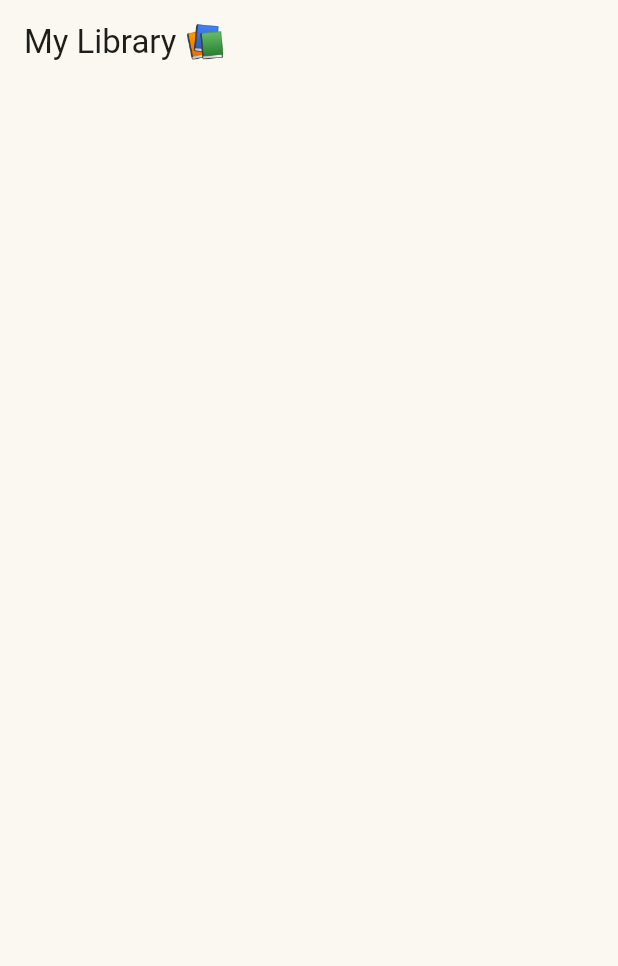
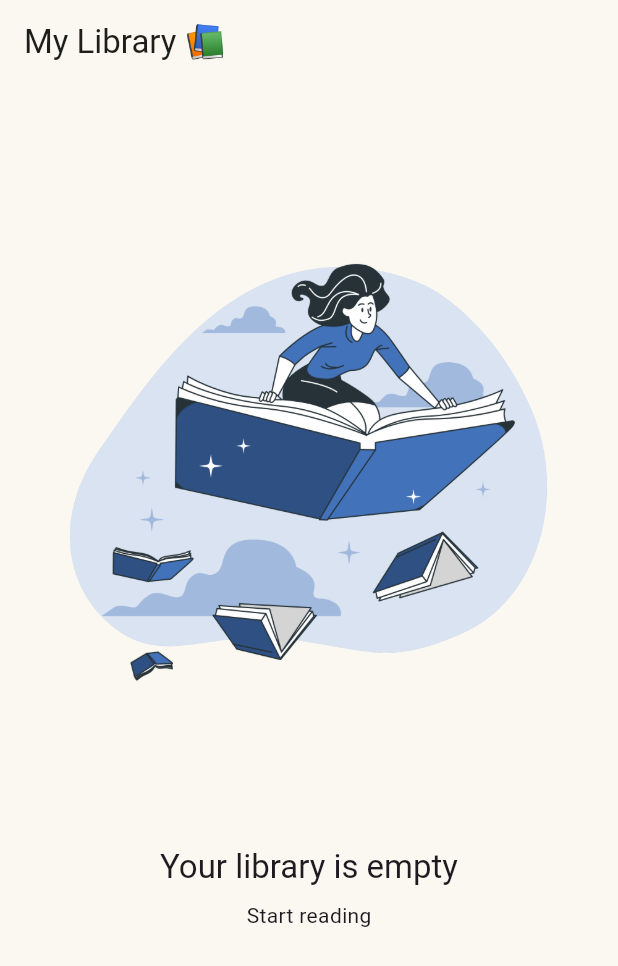
Before and after one commit to mnbvcxzz4869/litra-app, a Flutter app: the LibraryScreen screen opened directly, on a phone screen of 412 x 824 dp. Shown: the top 966 px of the screen. Run offline on Flutter 3.47's test engine with Material 3 defaults, Android fonts, the phone set to English and light mode, and no system bars; our stand-ins replace audioplayers, firebase_auth, firebase_core, firebase_database, flutter_gemini, flutter_riverpod and 2 more; missing offline and left inert: autoscale_tabbarview; accounts and stored records are empty; Roboto replaces fonts that are missing (Literata).

Commit message:
add illustration

```diff
--- a/lib/models/book.dart
+++ b/lib/models/book.dart
@@ -22,7 +22,6 @@ class Chapter {
     this.isListenRewardClaimed = false,
   });
 
-  // Create a Chapter from JSON
   factory Chapter.fromJson(Map<String, dynamic> json) {
     return Chapter(
       chapterId: json['chapterId'],
@@ -38,7 +37,6 @@ class Chapter {
     );
   }
 
-  // Convert Chapter to JSON
   Map<String, dynamic> toJson() {
     return {
       'chapterId': chapterId,
@@ -82,7 +80,6 @@ class Book {
     required this.chapters,
   });
 
-  // Create a Book from JSON
   factory Book.fromJson(Map<String, dynamic> json) {
     return Book(
       bookId: json['bookId'],
@@ -102,7 +99,6 @@ class Book {
     );
   }
 
-  // Convert Book to JSON
   Map<String, dynamic> toJson() {
     return {
       'bookId': bookId,
--- a/lib/screens/library/library.dart
+++ b/lib/screens/library/library.dart
@@ -2,8 +2,6 @@ import 'package:flutter/material.dart';
 import 'package:flutter_riverpod/flutter_riverpod.dart';
 import 'package:litra/provider/library_provider.dart';
 import 'package:litra/screens/library/library_books_widget.dart';
-
-// Displays the user's collection of books with reading progress
 
 class LibraryScreen extends ConsumerWidget {
   const LibraryScreen({super.key});
@@ -13,8 +11,34 @@ class LibraryScreen extends ConsumerWidget {
     final library = ref.watch(libraryProvider);
 
     return Scaffold(
-      appBar: AppBar(title: const Text('My Library 📚'), automaticallyImplyLeading: false,),
-      body: Container(
+      appBar: AppBar(
+        title: const Text('My Library 📚'),
+        automaticallyImplyLeading: false,
+      ),
+      body: library.isEmpty
+          ? Center(
+              child: Column(
+                mainAxisAlignment: MainAxisAlignment.start,
+                children: [
+                  const SizedBox(height: 8),
+                  Image.asset(
+                    'assets/illustration/start-reading.png',
+                    width: 500,
+                    height: 500,
+                  ),
+                  Text(
+                    'Your library is empty',
+                    style: Theme.of(context).textTheme.titleLarge,
+                  ),
+                  const SizedBox(height: 8),
+                  Text(
+                    'Start reading',
+                    style: Theme.of(context).textTheme.bodyMedium,
+                  ),
+                ],
+              ),
+            )
+          : Container(
               padding: const EdgeInsets.fromLTRB(16, 0, 16, 0),
               child: ListView.builder(
                 itemCount: library.length,
--- a/pubspec.yaml
+++ b/pubspec.yaml
@@ -76,6 +76,7 @@ flutter:
     - assets/banners/
     - assets/book_audio/
     - assets/login_images/
+    - assets/illustration/
 
   # An image asset can refer to one or more resolution-specific "variants", see
   # https://flutter.dev/to/resolution-aware-images
```
Also changed, not shown: lib/screens/profile.dart (+18 -10 lines), assets/illustration/start-reading.png (added), assets/illustration/under-development.png (added). Lines whose indentation alone changed are shown as unchanged.
